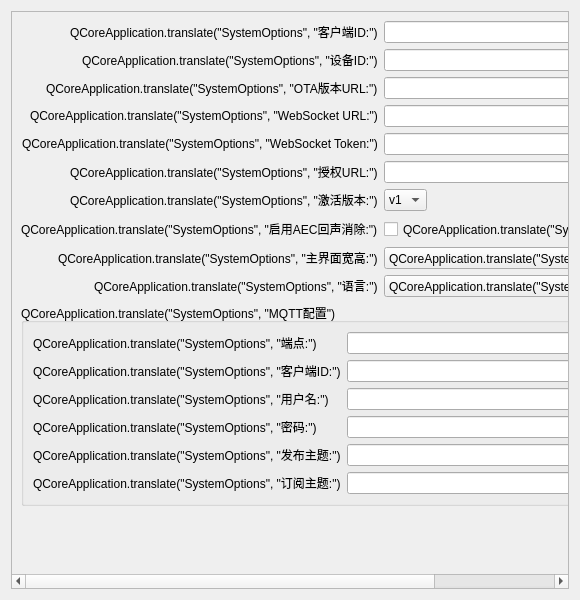
Old version of the form src/views/settings/components/system_options/system_options_widget.ui in the repository huangjunsen0406/py-xiaozhi.
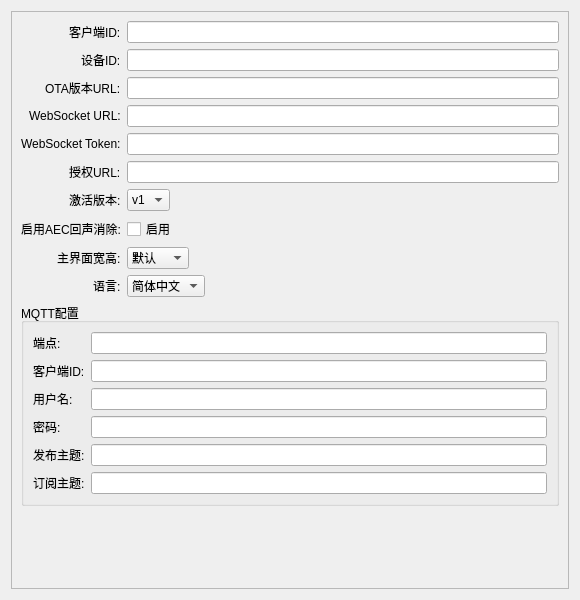
New version of the form.

Commit message: revert(ui): plain Chinese text in <string> elements (fix translate display bug)

Patch:
```diff
--- a/src/views/settings/components/system_options/system_options_widget.ui
+++ b/src/views/settings/components/system_options/system_options_widget.ui
@@ -38,7 +38,7 @@
        <item row="0" column="0">
         <widget class="QLabel" name="label_client_id">
           <property name="text">
-           <string>QCoreApplication.translate("SystemOptions", "客户端ID:")</string>
+           <string>客户端ID:</string>
           </property>
         </widget>
        </item>
@@ -48,7 +48,7 @@
        <item row="1" column="0">
         <widget class="QLabel" name="label_device_id">
           <property name="text">
-           <string>QCoreApplication.translate("SystemOptions", "设备ID:")</string>
+           <string>设备ID:</string>
           </property>
         </widget>
        </item>
@@ -58,7 +58,7 @@
        <item row="2" column="0">
         <widget class="QLabel" name="label_ota_url">
           <property name="text">
-           <string>QCoreApplication.translate("SystemOptions", "OTA版本URL:")</string>
+           <string>OTA版本URL:</string>
           </property>
         </widget>
        </item>
@@ -68,7 +68,7 @@
        <item row="3" column="0">
         <widget class="QLabel" name="label_websocket_url">
           <property name="text">
-           <string>QCoreApplication.translate("SystemOptions", "WebSocket URL:")</string>
+           <string>WebSocket URL:</string>
           </property>
         </widget>
        </item>
@@ -78,7 +78,7 @@
        <item row="4" column="0">
         <widget class="QLabel" name="label_websocket_token">
           <property name="text">
-           <string>QCoreApplication.translate("SystemOptions", "WebSocket Token:")</string>
+           <string>WebSocket Token:</string>
           </property>
         </widget>
        </item>
@@ -92,7 +92,7 @@
        <item row="5" column="0">
         <widget class="QLabel" name="label_authorization_url">
           <property name="text">
-           <string>QCoreApplication.translate("SystemOptions", "授权URL:")</string>
+           <string>授权URL:</string>
           </property>
         </widget>
        </item>
@@ -102,7 +102,7 @@
        <item row="6" column="0">
         <widget class="QLabel" name="label_activation_version">
           <property name="text">
-           <string>QCoreApplication.translate("SystemOptions", "激活版本:")</string>
+           <string>激活版本:</string>
           </property>
         </widget>
        </item>
@@ -123,21 +123,21 @@
        <item row="7" column="0">
         <widget class="QLabel" name="label_aec_enabled">
           <property name="text">
-           <string>QCoreApplication.translate("SystemOptions", "启用AEC回声消除:")</string>
+           <string>启用AEC回声消除:</string>
           </property>
         </widget>
        </item>
        <item row="7" column="1">
         <widget class="QCheckBox" name="aec_enabled_check">
           <property name="text">
-           <string>QCoreApplication.translate("SystemOptions", "启用")</string>
+           <string>启用</string>
           </property>
         </widget>
        </item>
        <item row="8" column="0">
         <widget class="QLabel" name="label_window_size">
           <property name="text">
-           <string>QCoreApplication.translate("SystemOptions", "主界面宽高:")</string>
+           <string>主界面宽高:</string>
           </property>
         </widget>
        </item>
@@ -145,7 +145,7 @@
         <widget class="QComboBox" name="window_size_combo">
          <item>
           <property name="text">
-           <string>QCoreApplication.translate("SystemOptions", "默认")</string>
+           <string>默认</string>
           </property>
          </item>
          <item>
@@ -163,7 +163,7 @@
         <item row="9" column="0">
          <widget class="QLabel" name="label_language">
           <property name="text">
-           <string>QCoreApplication.translate("SystemOptions", "语言:")</string>
+           <string>语言:</string>
           </property>
          </widget>
         </item>
@@ -171,7 +171,7 @@
          <widget class="QComboBox" name="language_combo">
            <item>
             <property name="text">
-             <string>QCoreApplication.translate("SystemOptions", "简体中文")</string>
+             <string>简体中文</string>
             </property>
            </item>
           <item>
@@ -189,13 +189,13 @@
         <item row="10" column="0" colspan="2">
          <widget class="QGroupBox" name="mqtt_group">
           <property name="title">
-           <string>QCoreApplication.translate("SystemOptions", "MQTT配置")</string>
+           <string>MQTT配置</string>
           </property>
          <layout class="QFormLayout" name="mqtt_form">
           <item row="0" column="0">
            <widget class="QLabel" name="label_mqtt_endpoint">
              <property name="text">
-              <string>QCoreApplication.translate("SystemOptions", "端点:")</string>
+              <string>端点:</string>
              </property>
            </widget>
           </item>
@@ -205,7 +205,7 @@
           <item row="1" column="0">
            <widget class="QLabel" name="label_mqtt_client_id">
              <property name="text">
-              <string>QCoreApplication.translate("SystemOptions", "客户端ID:")</string>
+              <string>客户端ID:</string>
              </property>
            </widget>
           </item>
@@ -215,7 +215,7 @@
           <item row="2" column="0">
            <widget class="QLabel" name="label_mqtt_username">
              <property name="text">
-              <string>QCoreApplication.translate("SystemOptions", "用户名:")</string>
+              <string>用户名:</string>
              </property>
            </widget>
           </item>
@@ -225,7 +225,7 @@
           <item row="3" column="0">
            <widget class="QLabel" name="label_mqtt_password">
              <property name="text">
-              <string>QCoreApplication.translate("SystemOptions", "密码:")</string>
+              <string>密码:</string>
              </property>
            </widget>
           </item>
@@ -239,7 +239,7 @@
           <item row="4" column="0">
            <widget class="QLabel" name="label_mqtt_publish_topic">
              <property name="text">
-              <string>QCoreApplication.translate("SystemOptions", "发布主题:")</string>
+              <string>发布主题:</string>
              </property>
            </widget>
           </item>
@@ -249,7 +249,7 @@
           <item row="5" column="0">
            <widget class="QLabel" name="label_mqtt_subscribe_topic">
              <property name="text">
-              <string>QCoreApplication.translate("SystemOptions", "订阅主题:")</string>
+              <string>订阅主题:</string>
              </property>
            </widget>
           </item>
```
Left out of the diff: 2 changed lines with no effect on the pictures. The commit also changes 4 other files.
